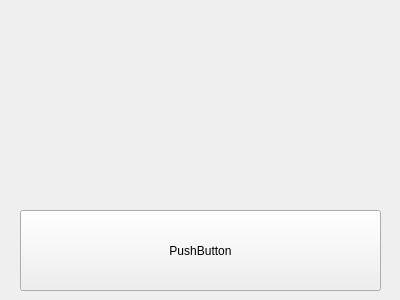
Old version of the form testwidget.ui in the repository tipih/testLib.
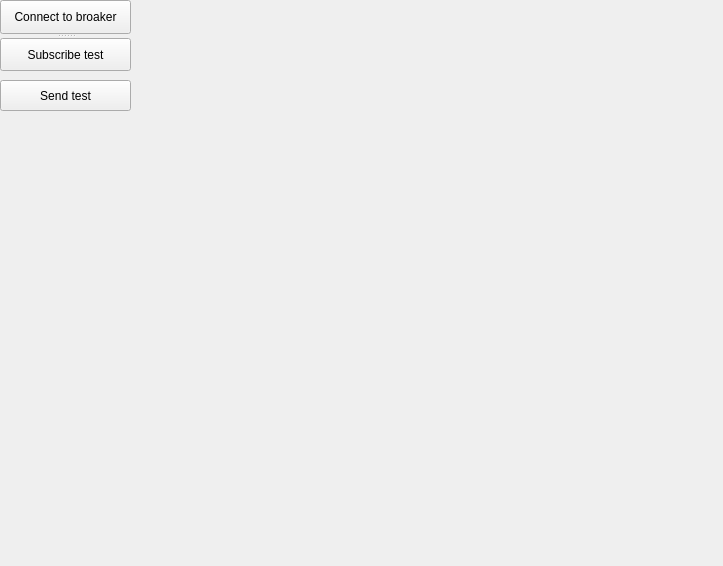
New version of the form.

What changed in the file:
```diff
--- a/testwidget.ui
+++ b/testwidget.ui
@@ -6,26 +6,49 @@
    <rect>
     <x>0</x>
     <y>0</y>
-    <width>400</width>
-    <height>300</height>
+    <width>723</width>
+    <height>566</height>
    </rect>
   </property>
   <property name="windowTitle">
    <string>testWidget</string>
   </property>
-  <widget class="QPushButton" name="pushButton">
+  <widget class="QPushButton" name="pushButton_3">
    <property name="geometry">
     <rect>
-     <x>20</x>
-     <y>210</y>
-     <width>361</width>
-     <height>81</height>
+     <x>0</x>
+     <y>80</y>
+     <width>131</width>
+     <height>31</height>
     </rect>
    </property>
    <property name="text">
-    <string>PushButton</string>
+    <string>Send test</string>
    </property>
   </widget>
+  <widget class="QSplitter" name="splitter">
+   <property name="geometry">
+    <rect>
+     <x>0</x>
+     <y>0</y>
+     <width>131</width>
+     <height>71</height>
+    </rect>
+   </property>
+   <property name="orientation">
+    <enum>Qt::Vertical</enum>
+   </property>
+   <widget class="QPushButton" name="pushButton">
+    <property name="text">
+     <string>Connect to broaker</string>
+    </property>
+   </widget>
+   <widget class="QPushButton" name="pushButton_2">
+    <property name="text">
+     <string>Subscribe test</string>
+    </property>
+   </widget>
+  </widget>
  </widget>
  <layoutdefault spacing="6" margin="11"/>
  <resources/>
```
